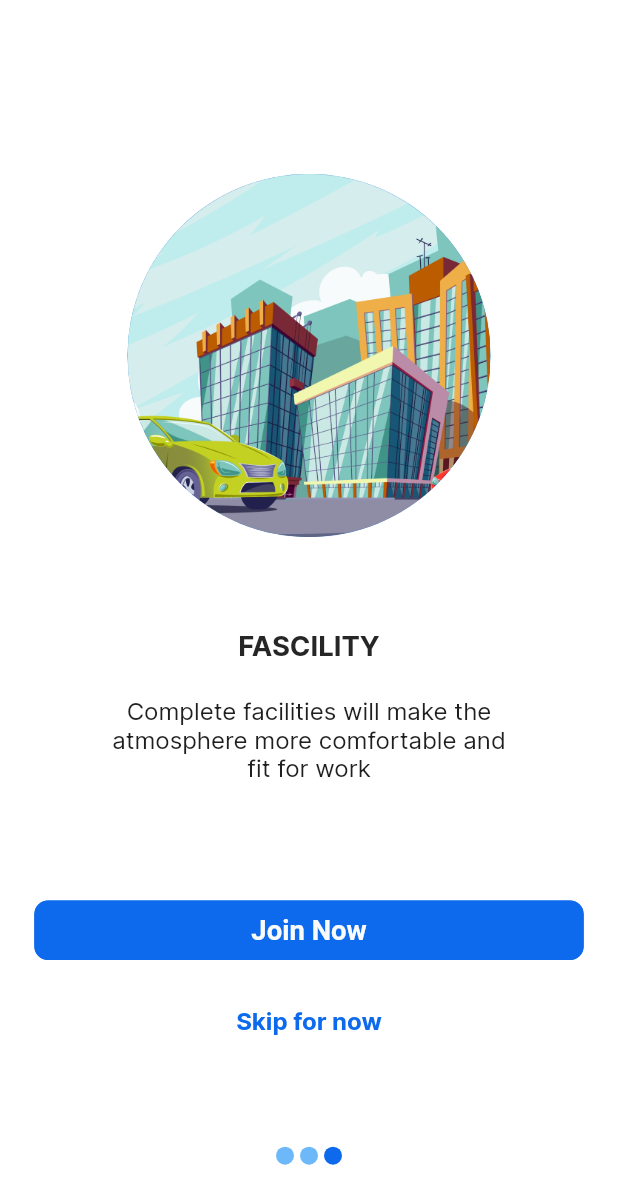
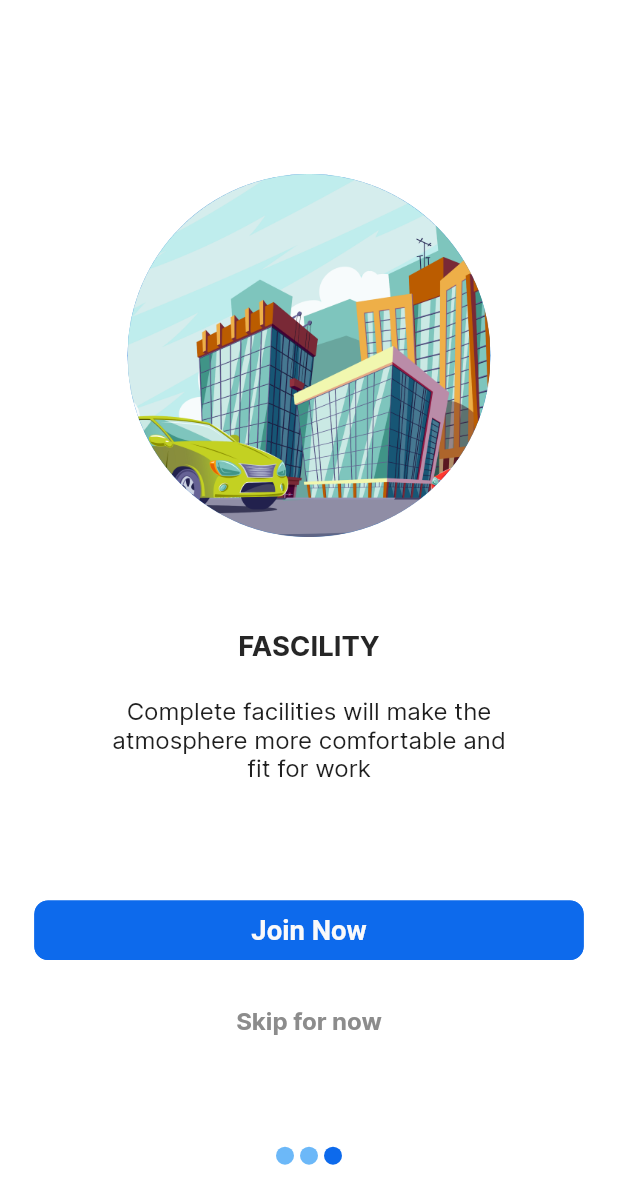
Before and after one commit to Office-Booking-Capstone-Kelompok-8/Office-Booking-Flutter, a Flutter app: the screen it shows after launch, swiped to page 3, on a phone screen of 412 x 824 dp. Shown: the top 1204 px of the screen. Run offline on Flutter 3.47's test engine with Material 2 defaults, Android fonts, the phone set to English and light mode, and no system bars; our stand-ins replace dio, dropdown_textfield, file_picker, flutter_rating_bar, flutter_screenutil, flutter_smart_dialog and 3 more; accounts and stored records are empty.

Commit message:
change some ui

```diff
--- a/lib/model/building/api/building_api.dart
+++ b/lib/model/building/api/building_api.dart
@@ -8,11 +8,10 @@ import '../../reservation/rating_model.dart';
 class BuildingApi {
   final Dio _dio = Dio();
 
-  Future<List<BuildingModel>> getAllBuildings(String? city, String? district,
-      String? dateStart, String? dateEnd) async {
+  Future<List<BuildingModel>> getAllBuildings() async {
     try {
       final response = await _dio.get(
-          '${Api.baseUrl}${Api.building}?limit=10&page=1&city=$city&district=$district&startDate=$dateStart&endDate=$dateEnd');
+          '${Api.baseUrl}${Api.building}?limit=10&page=1&city=&district=&startDate=&endDate=');
       List<BuildingModel> building = (response.data['data'] as List)
           .map((e) => BuildingModel.fromJson(e))
           .toList();
--- a/lib/provider/building_provider.dart
+++ b/lib/provider/building_provider.dart
@@ -17,12 +17,10 @@ class BuildingProvider extends ChangeNotifier {
   BuildingDetailModel get getDetailBuilding => _detailBuilding;
   MyState myState = MyState.loaded;
 
-  getAllBuilding(String? city, String? district, String? dateStart,
-      String? dateEnd) async {
+  getAllBuilding() async {
     try {
       myState = MyState.loading;
-      final response =
-          await service.getAllBuildings(city, district, dateStart, dateEnd);
+      final response = await service.getAllBuildings();
       _buildings = response;
       myState = MyState.loaded;
       notifyListeners();
--- a/lib/screen/components/building_grid_component.dart
+++ b/lib/screen/components/building_grid_component.dart
@@ -45,7 +45,7 @@ class BuildingGridComponent extends StatelessWidget {
                 ),
                 Container(
                   height: 20.w,
-                  width: 30.w,
+                  width: 35.w,
                   margin: EdgeInsets.all(8.w),
                   alignment: Alignment.center,
                   padding: EdgeInsets.symmetric(vertical: 2.h, horizontal: 6.w),
--- a/lib/screen/navbar/homepage.dart
+++ b/lib/screen/navbar/homepage.dart
@@ -20,8 +20,7 @@ class _HomepageState extends State<Homepage> {
   void initState() {
     super.initState();
     WidgetsBinding.instance.addPostFrameCallback((timeStamp) {
-      Provider.of<BuildingProvider>(context, listen: false)
-          .getAllBuilding('', '', '', '');
+      Provider.of<BuildingProvider>(context, listen: false).getAllBuilding();
     });
   }
 
--- a/lib/screen/onboard/onboard_page.dart
+++ b/lib/screen/onboard/onboard_page.dart
@@ -93,7 +93,7 @@ class _OnboardPageState extends State<OnboardPage> {
                                           },
                                           child: Text(
                                             'Skip for now',
-                                            style: onboardSkip,
+                                            style: onboardSkipGrey,
                                           )),
                                 )
                               ],
--- a/lib/utils/constant/app_text_style.dart
+++ b/lib/utils/constant/app_text_style.dart
@@ -34,6 +34,11 @@ TextStyle detailFormGrey = TextStyle(
 );
 TextStyle onboardSkip = TextStyle(
   color: AppColors.primary4,
+  fontSize: 14.sp,
+  fontWeight: FontWeight.w700,
+);
+TextStyle onboardSkipGrey = TextStyle(
+  color: AppColors.neutral7,
   fontSize: 14.sp,
   fontWeight: FontWeight.w700,
 );
```
Also changed, not shown: lib/screen/booking/form_reservation_page.dart (+8 -5 lines).
